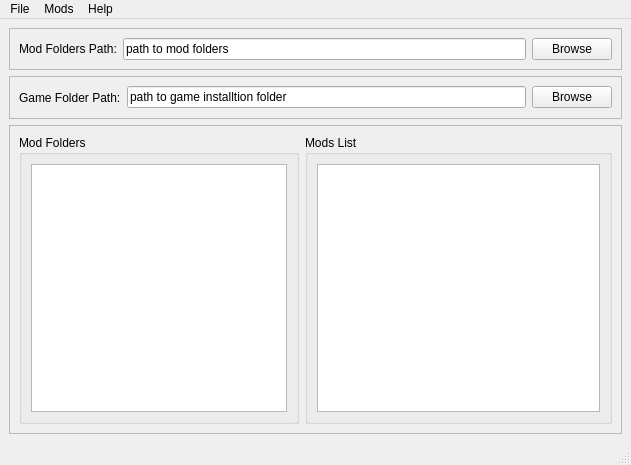
DangerousDick/FS-Mod-Folder-Manager, file EditorGUI.ui: the form before one commit.
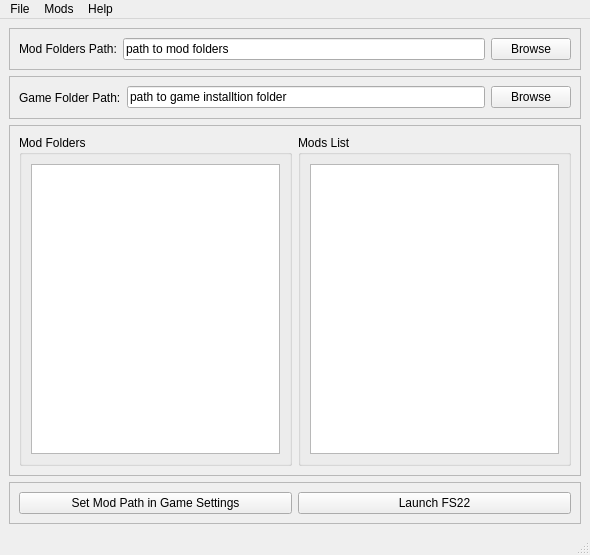
The form after the commit. Icons and pictures are not drawn.

Commit message:
Added settings update button and game launch button to GUI. Functionality still to be added.
Directory browse buttons functionality added

The edit to the form file:
```diff
--- a/EditorGUI.ui
+++ b/EditorGUI.ui
@@ -6,8 +6,8 @@
    <rect>
     <x>0</x>
     <y>0</y>
-    <width>631</width>
-    <height>465</height>
+    <width>590</width>
+    <height>555</height>
    </rect>
   </property>
   <property name="windowTitle">
@@ -175,6 +175,35 @@
       </layout>
      </widget>
     </item>
+    <item>
+     <widget class="QFrame" name="fmeLauncher">
+      <property name="layoutDirection">
+       <enum>Qt::RightToLeft</enum>
+      </property>
+      <property name="frameShape">
+       <enum>QFrame::StyledPanel</enum>
+      </property>
+      <property name="frameShadow">
+       <enum>QFrame::Raised</enum>
+      </property>
+      <layout class="QHBoxLayout" name="horizontalLayout_4">
+       <item>
+        <widget class="QPushButton" name="btnLaunchFS22">
+         <property name="text">
+          <string>Launch FS22</string>
+         </property>
+        </widget>
+       </item>
+       <item>
+        <widget class="QPushButton" name="btnSetModPath">
+         <property name="text">
+          <string>Set Mod Path in Game Settings</string>
+         </property>
+        </widget>
+       </item>
+      </layout>
+     </widget>
+    </item>
    </layout>
   </widget>
   <widget class="QMenuBar" name="menubar">
@@ -182,7 +211,7 @@
     <rect>
      <x>0</x>
      <y>0</y>
-     <width>631</width>
+     <width>590</width>
      <height>21</height>
     </rect>
    </property>
```
The commit also changes 3 other files.
